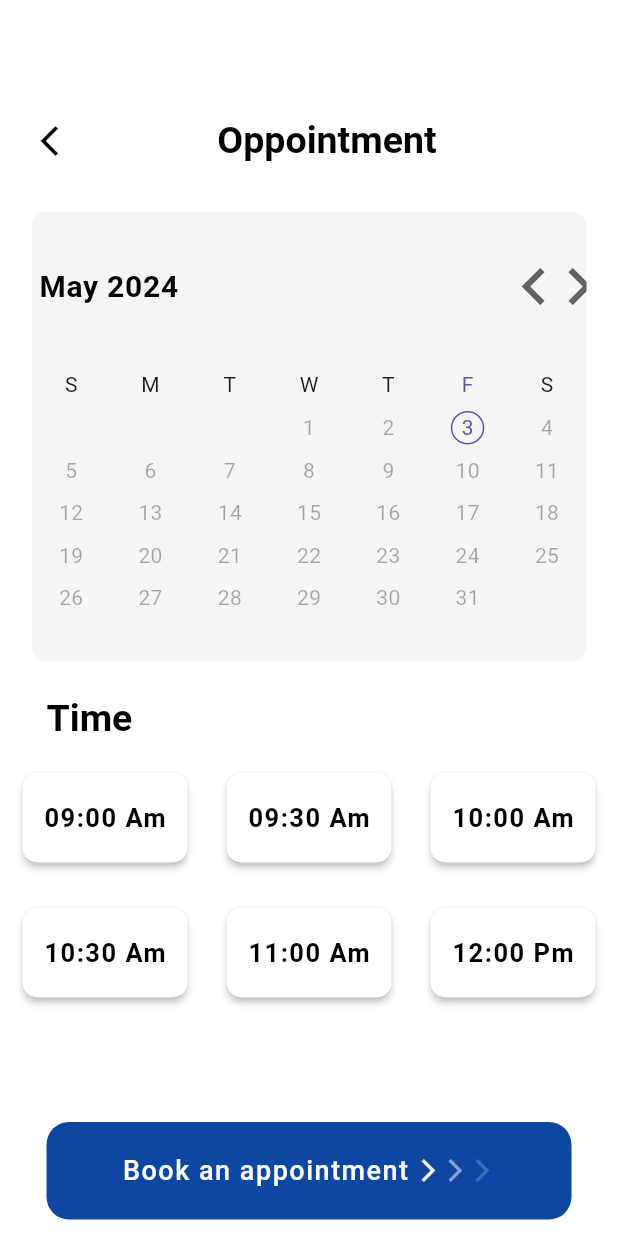
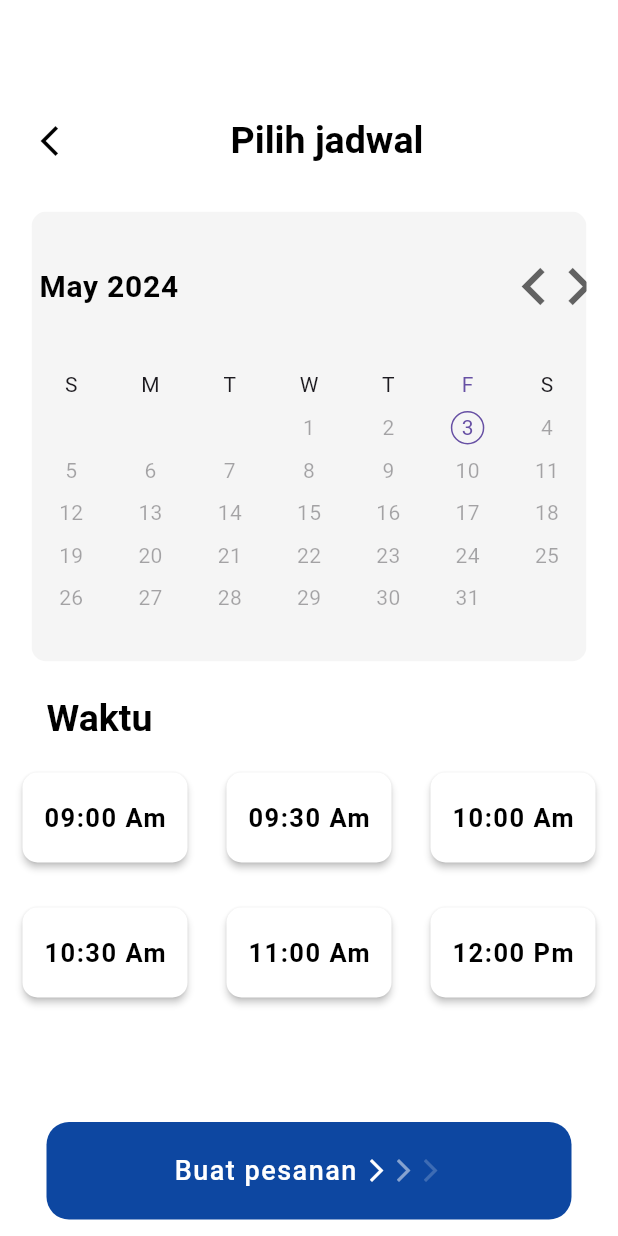
Before and after one commit to inven22/Custumcrew_fix, a Flutter app: the Oppointment screen opened directly, on a phone screen of 412 x 824 dp. Run offline on Flutter 3.47's test engine with Material 3 defaults, Android fonts, the phone set to English and light mode, and no system bars; drawn by our look-alikes of syncfusion_flutter_datepicker; our stand-ins replace curved_navigation_bar.

Commit message:
Update Oppointment.dart

```diff
--- a/asistant_rumah/lib/home/screens/Oppointment.dart
+++ b/asistant_rumah/lib/home/screens/Oppointment.dart
@@ -17,13 +17,13 @@ class Oppointment extends StatefulWidget {
 class _OppointmentState extends State<Oppointment> {
   var images=[
 
-    const AssetImage('assets/images/doctor2.png'),
-    const AssetImage('assets/images/doctor3.png'),
-    const AssetImage('assets/images/doctor4.png'),
-    const AssetImage('assets/images/doctor5.png'),
-    const AssetImage('assets/images/doctor6.png'),
-    const AssetImage('assets/images/doctor7.png'),
-    const AssetImage('assets/images/doctor5.png'),
+    const AssetImage('assets/images/art2.png'),
+    const AssetImage('assets/images/art2.png'),
+    const AssetImage('assets/images/art2.png'),
+    const AssetImage('assets/images/art2.png'),
+    const AssetImage('assets/images/art2.png'),
+    const AssetImage('assets/images/art2.png'),
+    const AssetImage('assets/images/art2.png.png'),
   ];
   late Size size;
   var animate = false;
@@ -102,7 +102,7 @@ class _OppointmentState extends State<Oppointment> {
                                       color: Colors.black,
                                     )),
                                 TextWidget(
-                                  "Oppointment",
+                                  "Pilih jadwal",
                                   25,
                                   Colors.black,
                                   FontWeight.bold,
@@ -149,7 +149,7 @@ class _OppointmentState extends State<Oppointment> {
                             top: 390,
                             left: 30,
                             child: TextWidget(
-                              "Time",
+                              "Waktu",
                               25,
                               Colors.black,
                               FontWeight.bold,
@@ -436,7 +436,7 @@ class _OppointmentState extends State<Oppointment> {
                                                         height: 20,
                                                       ),
                                                       const Text(
-                                                        "Successed",
+                                                        "Berhasil",
                                                         style: TextStyle(
                                                             color:
                                                                 Colors.orange,
@@ -491,7 +491,7 @@ class _OppointmentState extends State<Oppointment> {
                                 mainAxisAlignment: MainAxisAlignment.center,
                                 children: [
                                   TextWidget(
-                                    "Book an appointment",
+                                    "Buat pesanan",
                                     18,
                                     Colors.white,
                                     FontWeight.w500,
```
